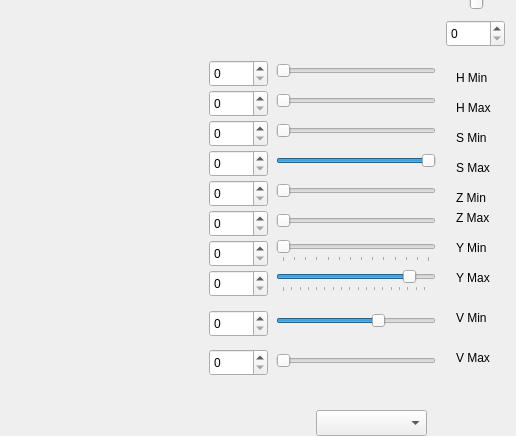
alucyk/nbites, file src/qtool/colorcreator/ColorCreator.ui: the form before one commit; both pictures show x 484 to 1000 and y 220 to 656 of the 1000 by 900 pixel window.
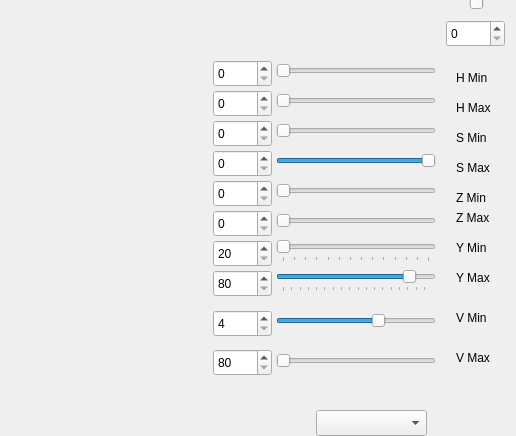
The form after the commit.

Commit message: Improved slider displays and overall speed

Patch:
```diff
--- a/src/qtool/colorcreator/ColorCreator.ui
+++ b/src/qtool/colorcreator/ColorCreator.ui
@@ -639,47 +639,59 @@
   <widget class="QSpinBox" name="hMin_display">
    <property name="geometry">
     <rect>
-     <x>693</x>
+     <x>697</x>
      <y>280</y>
      <width>59</width>
      <height>27</height>
     </rect>
    </property>
+   <property name="maximum">
+    <number>100</number>
+   </property>
   </widget>
   <widget class="QSpinBox" name="hMax_display">
    <property name="geometry">
     <rect>
-     <x>693</x>
+     <x>697</x>
      <y>310</y>
      <width>59</width>
      <height>27</height>
     </rect>
    </property>
+   <property name="maximum">
+    <number>100</number>
+   </property>
   </widget>
   <widget class="QSpinBox" name="sMin_display">
    <property name="geometry">
     <rect>
-     <x>693</x>
+     <x>697</x>
      <y>340</y>
      <width>59</width>
      <height>27</height>
     </rect>
    </property>
+   <property name="maximum">
+    <number>100</number>
+   </property>
   </widget>
   <widget class="QSpinBox" name="sMax_display">
    <property name="geometry">
     <rect>
-     <x>693</x>
+     <x>697</x>
      <y>370</y>
      <width>59</width>
      <height>27</height>
     </rect>
    </property>
+   <property name="maximum">
+    <number>100</number>
+   </property>
   </widget>
   <widget class="QSpinBox" name="zMin_display">
    <property name="geometry">
     <rect>
-     <x>693</x>
+     <x>697</x>
      <y>400</y>
      <width>59</width>
      <height>27</height>
@@ -689,7 +701,7 @@
   <widget class="QSpinBox" name="zMax_display">
    <property name="geometry">
     <rect>
-     <x>693</x>
+     <x>697</x>
      <y>430</y>
      <width>59</width>
      <height>27</height>
@@ -699,42 +711,66 @@
   <widget class="QSpinBox" name="yMin_display">
    <property name="geometry">
     <rect>
-     <x>693</x>
+     <x>697</x>
      <y>460</y>
      <width>59</width>
      <height>27</height>
     </rect>
    </property>
+   <property name="minimum">
+    <number>20</number>
+   </property>
+   <property name="maximum">
+    <number>150</number>
+   </property>
   </widget>
   <widget class="QSpinBox" name="yMax_display">
    <property name="geometry">
     <rect>
-     <x>693</x>
+     <x>697</x>
      <y>490</y>
      <width>59</width>
      <height>27</height>
     </rect>
    </property>
+   <property name="minimum">
+    <number>80</number>
+   </property>
+   <property name="maximum">
+    <number>255</number>
+   </property>
   </widget>
   <widget class="QSpinBox" name="vMin_display">
    <property name="geometry">
     <rect>
-     <x>693</x>
+     <x>697</x>
      <y>530</y>
      <width>59</width>
      <height>27</height>
     </rect>
    </property>
+   <property name="minimum">
+    <number>4</number>
+   </property>
+   <property name="maximum">
+    <number>150</number>
+   </property>
   </widget>
   <widget class="QSpinBox" name="vMax_display">
    <property name="geometry">
     <rect>
-     <x>693</x>
+     <x>697</x>
      <y>569</y>
      <width>59</width>
      <height>27</height>
     </rect>
    </property>
+   <property name="minimum">
+    <number>80</number>
+   </property>
+   <property name="maximum">
+    <number>255</number>
+   </property>
   </widget>
   <widget class="QSpinBox" name="zSlice_display">
    <property name="geometry">
```
The commit also changes 2 other files.
